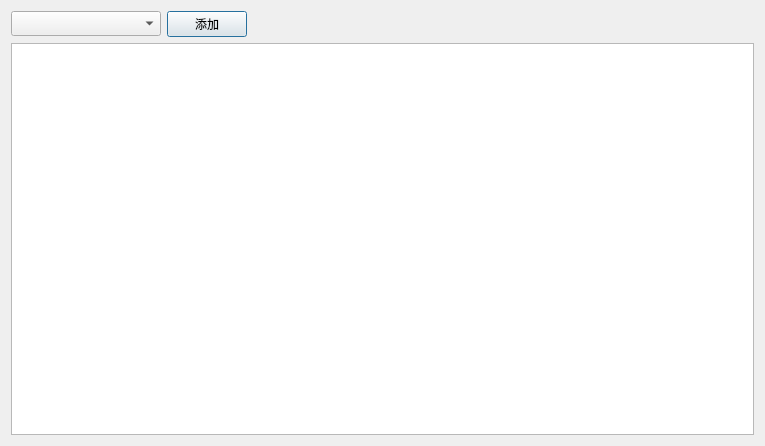
Old version of the form ui/filter.ui in the repository LetMeHold/wanbo.py.
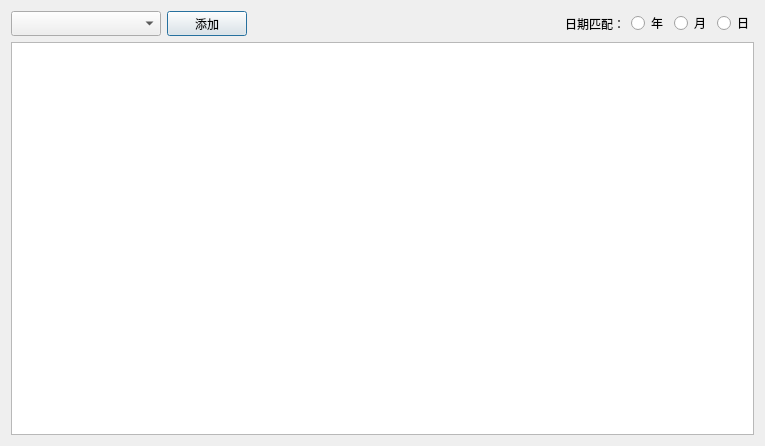
New version of the form.

Commit message: 日期筛选支持截取

Patch:
```diff
--- a/ui/filter.ui
+++ b/ui/filter.ui
@@ -58,6 +58,34 @@
        </property>
       </spacer>
      </item>
+     <item>
+      <widget class="QLabel" name="label">
+       <property name="text">
+        <string>日期匹配：</string>
+       </property>
+      </widget>
+     </item>
+     <item>
+      <widget class="QRadioButton" name="rbYear">
+       <property name="text">
+        <string>年</string>
+       </property>
+      </widget>
+     </item>
+     <item>
+      <widget class="QRadioButton" name="rbMonth">
+       <property name="text">
+        <string>月</string>
+       </property>
+      </widget>
+     </item>
+     <item>
+      <widget class="QRadioButton" name="rbDay">
+       <property name="text">
+        <string>日</string>
+       </property>
+      </widget>
+     </item>
     </layout>
    </item>
    <item>
```
The commit also changes 2 other files.
